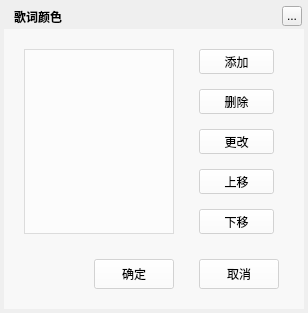
First picture: the form in TTKCore/musicUiKits/musicLrcKits/musiclrccolorwidget.ui, repository Greedysky/TTKMusicPlayer, before the edit.
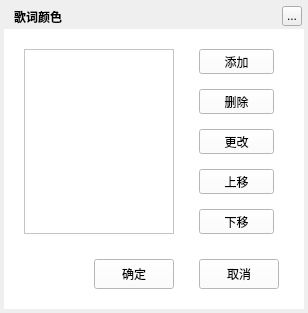
Second picture: the form after the edit.

Diff of the .ui file:
```diff
--- a/TTKCore/musicUiKits/musicLrcKits/musiclrccolorwidget.ui
+++ b/TTKCore/musicUiKits/musicLrcKits/musiclrccolorwidget.ui
@@ -65,7 +65,7 @@
     </rect>
    </property>
    <property name="styleSheet">
-    <string notr="true">background:rgba(255,255,255,150)</string>
+    <string notr="true">background:white;</string>
    </property>
    <widget class="QListWidget" name="listWidget">
     <property name="geometry">
```
